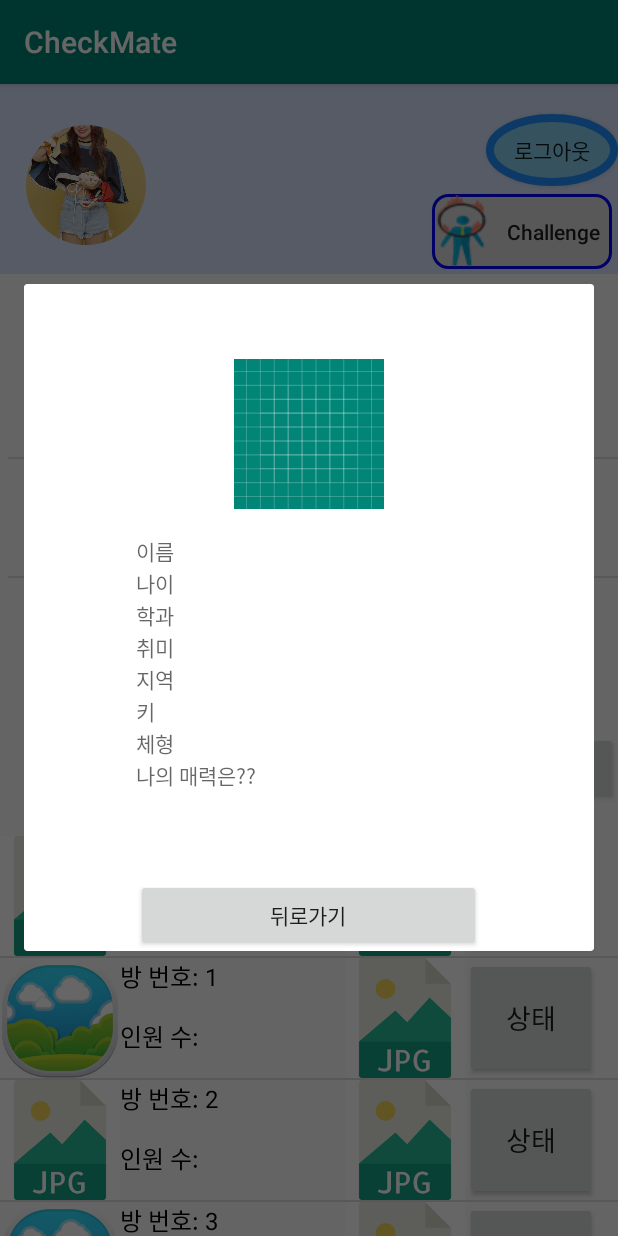
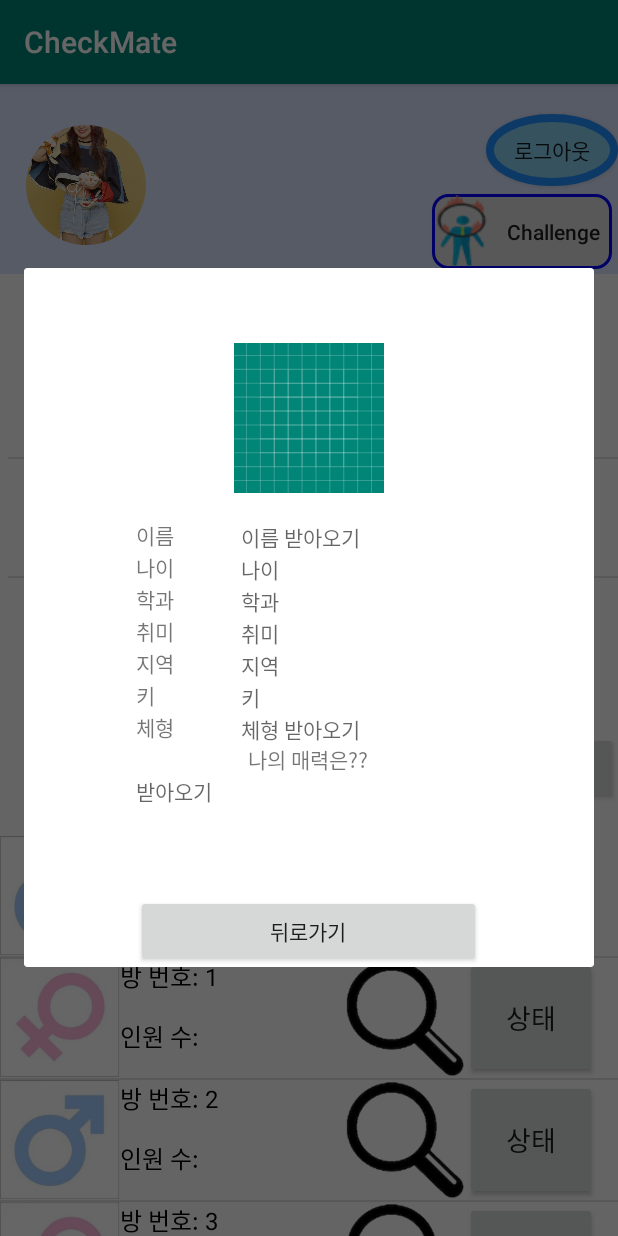
Before and after one commit to jy-it/CheckMate, an Android app: the StateRoomActivity screen opened directly, with no data from a screen before it, after a tap on an icon or button, on a phone screen of 412 x 824 dp. Run offline under Robolectric (Android 15) with nearby library versions, the light colour scheme and no system bars; our stand-ins replace CircleImageView; network calls fail; 1 other tap on this screen came first.

Commit message:
일단 아까까지 바꿨던거 올림  자잘자잘한거 바꾼게 많아서 통째로 다시 올려요 ㅈㅅ;

```diff
--- a/app/src/main/java/com/example/wlsxo/checkmate/StateRoomActivity.java
+++ b/app/src/main/java/com/example/wlsxo/checkmate/StateRoomActivity.java
@@ -22,9 +22,9 @@ public class StateRoomActivity extends AppCompatActivity {
     ArrayAdapter<String> arrayAdapter;
     private ListView listview2 ;
     private ListWaitingAdapter adapter2;
-    private int[] img = {R.drawable.seoul,R.drawable.busan,R.drawable.seoul,R.drawable.busan,
-            R.drawable.seoul,R.drawable.busan,R.drawable.seoul,R.drawable.busan};
-    //waitingroom 용
+//    TODO 사진변경
+    private int[] img = {R.drawable.male,R.drawable.female,R.drawable.male,R.drawable.female,R.drawable.male,R.drawable.female};
+    //waitingroom 용 끝
 
     @Override
     protected void onCreate(Bundle savedInstanceState) {
@@ -89,20 +89,6 @@ public class StateRoomActivity extends AppCompatActivity {
         // 커스텀 다이얼로그에서 입력한 메시지를 출력할 TextView 를 준비한다.
         final Button button1 = (Button) findViewById(R.id.room_add2);
 
-        // 커스텀 다이얼로그를 호출할 이미지뷰을 정의한다.
-/*        final Button button = (Button) button1.findViewById(R.id.room_add2);
-
-        // 커스텀 다이얼로그 호출할 클릭 이벤트 리스너 정의
-        button.setOnClickListener(new View.OnClickListener() {
-            @Override
-            public void onClick(View view) {
-                // 커스텀 다이얼로그를 생성한다. 사용자가 만든 클래스이다.
-                StateRoomDialog2 customDialog = new StateRoomDialog2(StateRoomActivity.this);
-                // 커스텀 다이얼로그를 호출한다.
-                // 커스텀 다이얼로그의 결과를 출력할 TextView를 매개변수로 같이 넘겨준다.
-                customDialog.callFunction(button1);
-            }
-        });*/
         //------------waitingroom 리스트-------------------//
     }
 
--- a/app/src/main/res/layout/createroom.xml
+++ b/app/src/main/res/layout/createroom.xml
@@ -13,7 +13,7 @@
             android:id="@+id/roomname"
             android:layout_width="wrap_content"
             android:layout_height="wrap_content"
-            android:text="방 제목"
+            android:hint="방 제목"
             android:layout_centerHorizontal="true"/>
     <!--TODO 수정-->
 
@@ -67,7 +67,7 @@
             android:id="@+id/comment"
             android:layout_width="wrap_content"
             android:layout_height="wrap_content"
-            android:text="하고 싶은 말"
+            android:hint="하고 싶은 말"
             android:layout_centerHorizontal="true"
             android:layout_marginTop="30dp"
             android:layout_below="@id/addBtnlayout"
--- a/app/src/main/res/layout/inputid_dialog.xml
+++ b/app/src/main/res/layout/inputid_dialog.xml
@@ -17,14 +17,14 @@
             android:id="@+id/idcomment"
             android:layout_width="wrap_content"
             android:layout_height="wrap_content"
-            android:text="ID를 입력하세요 "
+            android:hint="ID를 입력하세요 "
             android:layout_marginLeft="30dp"/>
 
         <EditText
             android:id="@+id/IDtext"
             android:layout_width="wrap_content"
             android:layout_height="wrap_content"
-            android:text="여기에 입력하세요"
+            android:hint="여기에 입력하세요"
             android:layout_centerHorizontal="true"
             android:layout_marginLeft="30dp"
 
--- a/app/src/main/res/layout/listview_makingstateroom.xml
+++ b/app/src/main/res/layout/listview_makingstateroom.xml
@@ -15,6 +15,7 @@
             android:layout_width="60dp"
             android:layout_height="70dp"
             android:layout_marginLeft="15dp"
+            android:src="@drawable/ic_launcher_background"
             />
 
         <ImageView
--- a/app/src/main/res/layout/listview_waitingstateroom.xml
+++ b/app/src/main/res/layout/listview_waitingstateroom.xml
@@ -58,7 +58,7 @@
             android:id="@+id/room_add2"
             android:layout_width="80dp"
             android:layout_height="80dp"
-            android:background="@drawable/seoul"/>
+            android:background="@drawable/details"/>
     </LinearLayout>
 
     <LinearLayout
--- a/app/src/main/res/layout/makingroom.xml
+++ b/app/src/main/res/layout/makingroom.xml
@@ -14,7 +14,7 @@
             android:id="@+id/makeroomname"
             android:layout_width="wrap_content"
             android:layout_height="wrap_content"
-            android:text="내가 만든 방(대기 중인 방)"
+            android:text="나를 선택한 사람들"
             android:layout_marginLeft="20dp"/>
 
         <ListView
--- a/app/src/main/res/layout/stateroom_dialog1.xml
+++ b/app/src/main/res/layout/stateroom_dialog1.xml
@@ -34,15 +34,27 @@
             <TableRow>
 
                 <TextView
+                    android:layout_width="30dp"
+                    android:layout_height="wrap_content"
+                    android:ems="10"
+                    android:text="이름" />
+
+                <TextView
                     android:id="@+id/nameText2"
                     android:layout_width="wrap_content"
                     android:layout_height="wrap_content"
                     android:ems="10"
-                    android:hint="이름"
+                    android:hint="이름 받아오기"
                     android:inputType="textPersonName" />
             </TableRow>
 
             <TableRow>
+
+                <TextView
+                    android:layout_width="30dp"
+                    android:layout_height="wrap_content"
+                    android:ems="10"
+                    android:text="나이"/>
 
                 <TextView
                     android:id="@+id/ageText2"
@@ -56,6 +68,10 @@
             <TableRow>
 
                 <TextView
+                    android:layout_width="30dp"
+                    android:layout_height="wrap_content"
+                    android:text="학과"/>
+                <TextView
                     android:id="@+id/deptText2"
                     android:layout_width="wrap_content"
                     android:layout_height="wrap_content"
@@ -66,6 +82,10 @@
             <TableRow>
 
                 <TextView
+                    android:layout_width="30dp"
+                    android:layout_height="wrap_content"
+                    android:text="취미"/>
+                <TextView
                     android:id="@+id/hobbyText2"
                     android:layout_width="wrap_content"
                     android:layout_height="wrap_content"
@@ -75,6 +95,10 @@
 
             <TableRow>
                 <TextView
+                    android:layout_width="30dp"
+                    android:layout_height="wrap_content"
+                    android:text="지역"/>
+                <TextView
                     android:id="@+id/liveSpinner2"
                     android:layout_width="wrap_content"
                     android:layout_height="wrap_content"
@@ -83,6 +107,10 @@
             </TableRow>
 
             <TableRow>
+                <TextView
+                    android:layout_width="30dp"
+                    android:layout_height="wrap_content"
+                    android:text="키" />
                 <TextView
                     android:id="@+id/heightSpinner2"
                     android:layout_width="wrap_content"
@@ -94,29 +122,37 @@
             <TableRow>
 
                 <TextView
+                    android:layout_width="30dp"
+                    android:layout_height="wrap_content"
+                    android:text="체형" />
+                <TextView
                     android:id="@+id/bodySpinner2"
                     android:layout_width="wrap_content"
                     android:layout_height="wrap_content"
-                    android:hint="체형"
+                    android:hint="체형 받아오기"
                     android:inputType="textPersonName" />
             </TableRow>
 
+            <TextView
+            android:gravity="center"
+            android:layout_width="wrap_content"
+            android:text="나의 매력은??"
+            />
             <TextView
                 android:id="@+id/charmText2"
                 android:layout_width="wrap_content"
                 android:layout_height="80dp"
                 android:inputType="textMultiLine"
-                android:hint="나의 매력은??"
+                android:hint="받아오기"
                 />
 
 
-            <TableRow>
                 <Button
                     android:id="@+id/resisterButton2"
                     android:layout_width="wrap_content"
                     android:layout_height="wrap_content"
                     android:text="뒤로가기" />
-            </TableRow>
+
 
         </TableLayout>
     </RelativeLayout>
--- a/app/src/main/res/layout/stateroom_dialog2.xml
+++ b/app/src/main/res/layout/stateroom_dialog2.xml
@@ -13,7 +13,7 @@
         android:id="@+id/roomname2"
         android:layout_width="wrap_content"
         android:layout_height="wrap_content"
-        android:text="방 제목"
+        android:hint="방 제목 불러오기"
         android:layout_centerHorizontal="true"/>
     <!--TODO 수정-->
 
@@ -66,7 +66,7 @@
         android:id="@+id/comment2"
         android:layout_width="wrap_content"
         android:layout_height="wrap_content"
-        android:text="내용"
+        android:hint="내용 불러오기"
         android:layout_centerHorizontal="true"
         android:layout_marginTop="30dp"
         android:layout_below="@id/addBtnlayout"
--- a/app/src/main/res/layout/waitingroom.xml
+++ b/app/src/main/res/layout/waitingroom.xml
@@ -14,7 +14,7 @@
             android:id="@+id/waitroomname"
             android:layout_width="wrap_content"
             android:layout_height="wrap_content"
-            android:text="과팅신청하고 (대기 중인 방)"
+            android:text="내가 선택한 사람들"
             android:layout_marginLeft="20dp"/>
 
         <ListView
--- a/build.gradle
+++ b/build.gradle
@@ -7,7 +7,7 @@ buildscript {
         jcenter()
     }
     dependencies {
-        classpath 'com.android.tools.build:gradle:3.2.1'
+        classpath 'com.android.tools.build:gradle:3.3.2'
 
 
         // NOTE: Do not place your application dependencies here; they belong
```
Also changed, not shown: app/src/main/java/com/example/wlsxo/checkmate/RoomListActivity.java (+6 -1 lines), app/src/main/res/layout/activity_roomlist.xml (+9 -1 lines), app/src/main/res/drawable/gohome.png (added), app/src/main/res/layout/activity_stateroom.xml (indentation only), gradle/wrapper/gradle-wrapper.properties.
